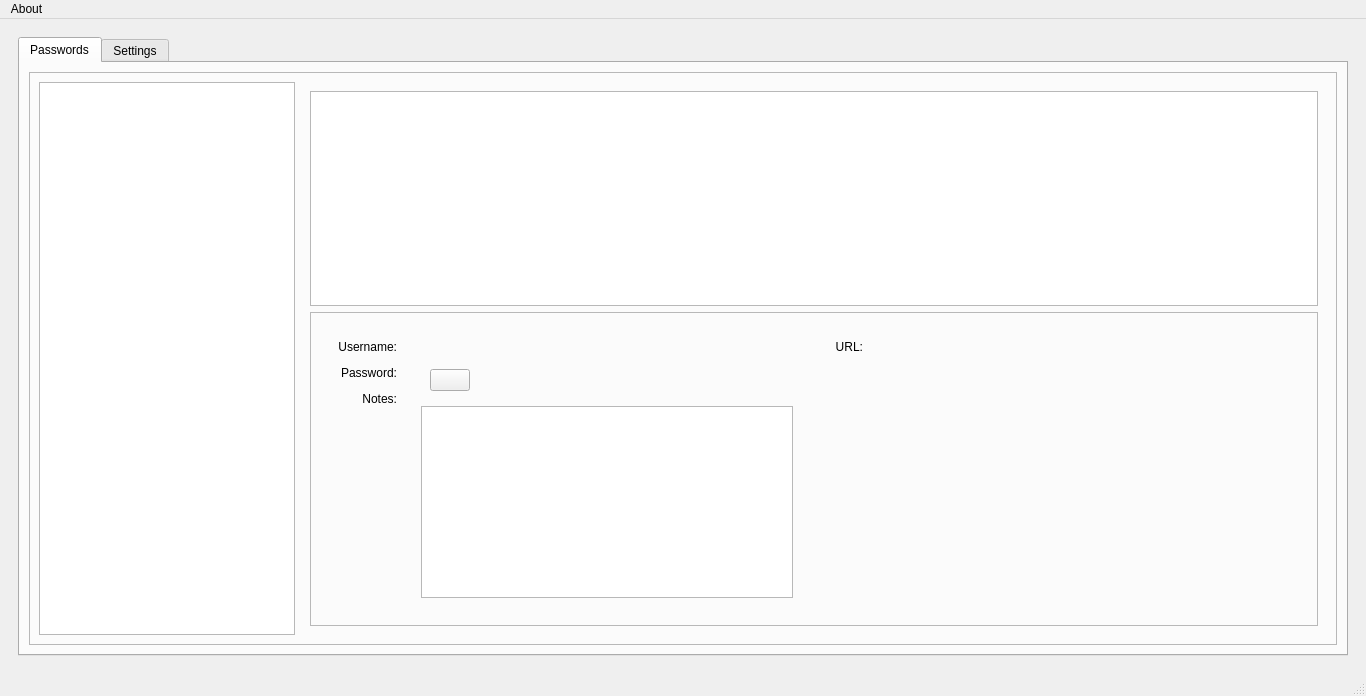
Above: pyside6_ui/main.ui from NewGuy103/PasswordManagerClient before the change. Below: the same form after it.
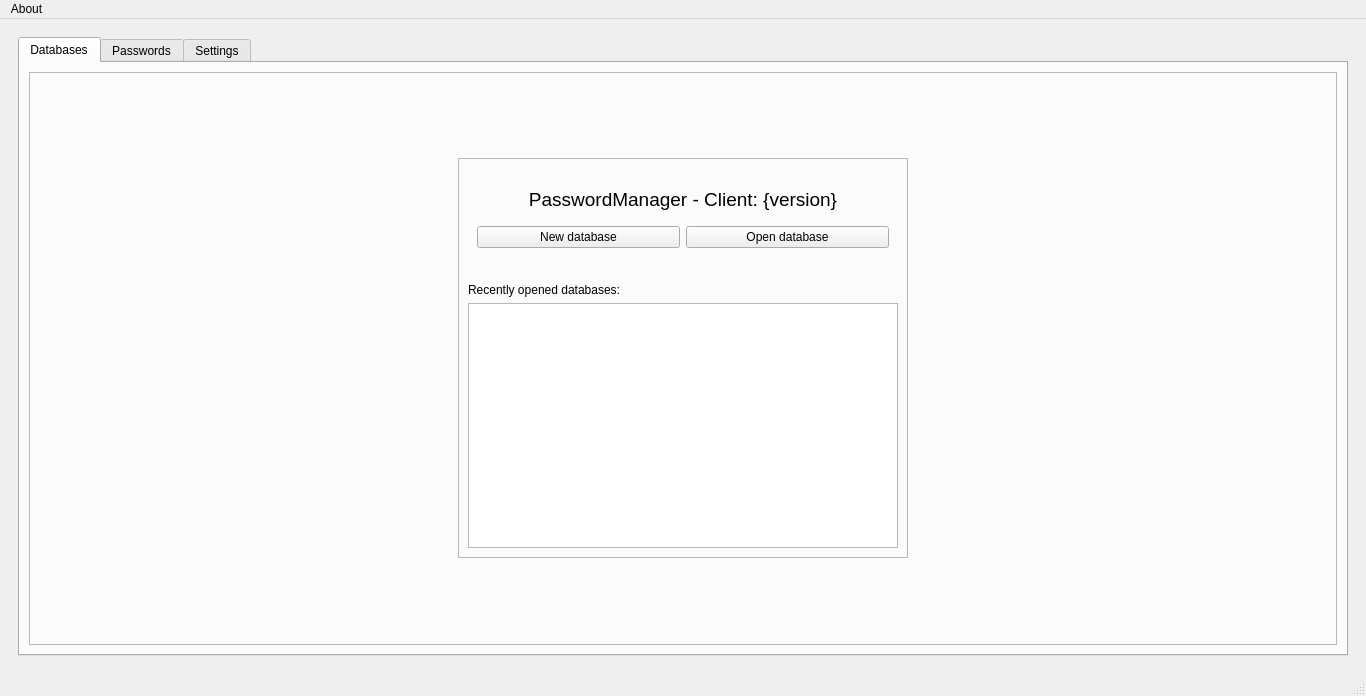
That is the form after the change. Icons and pictures are not drawn.

Commit message: Add support for multiple databases with one open at a time

```diff
--- a/pyside6_ui/main.ui
+++ b/pyside6_ui/main.ui
@@ -154,6 +154,144 @@
           <property name="currentIndex">
            <number>0</number>
           </property>
+          <widget class="QWidget" name="databasesTab">
+           <attribute name="title">
+            <string>Databases</string>
+           </attribute>
+           <layout class="QHBoxLayout" name="horizontalLayout_9">
+            <item>
+             <widget class="QFrame" name="databasesTabFrame">
+              <property name="frameShape">
+               <enum>QFrame::Shape::StyledPanel</enum>
+              </property>
+              <property name="frameShadow">
+               <enum>QFrame::Shadow::Raised</enum>
+              </property>
+              <layout class="QHBoxLayout" name="horizontalLayout_11">
+               <item alignment="Qt::AlignmentFlag::AlignHCenter|Qt::AlignmentFlag::AlignVCenter">
+                <widget class="QFrame" name="databasesTabInfoFrame">
+                 <property name="minimumSize">
+                  <size>
+                   <width>450</width>
+                   <height>400</height>
+                  </size>
+                 </property>
+                 <property name="frameShape">
+                  <enum>QFrame::Shape::StyledPanel</enum>
+                 </property>
+                 <property name="frameShadow">
+                  <enum>QFrame::Shadow::Raised</enum>
+                 </property>
+                 <layout class="QVBoxLayout" name="verticalLayout_9">
+                  <item>
+                   <spacer name="verticalSpacer_5">
+                    <property name="orientation">
+                     <enum>Qt::Orientation::Vertical</enum>
+                    </property>
+                    <property name="sizeType">
+                     <enum>QSizePolicy::Policy::Maximum</enum>
+                    </property>
+                    <property name="sizeHint" stdset="0">
+                     <size>
+                      <width>20</width>
+                      <height>20</height>
+                     </size>
+                    </property>
+                   </spacer>
+                  </item>
+                  <item>
+                   <widget class="QLabel" name="databasesTitleLabel">
+                    <property name="sizePolicy">
+                     <sizepolicy hsizetype="Preferred" vsizetype="Maximum">
+                      <horstretch>0</horstretch>
+                      <verstretch>0</verstretch>
+                     </sizepolicy>
+                    </property>
+                    <property name="font">
+                     <font>
+                      <pointsize>14</pointsize>
+                     </font>
+                    </property>
+                    <property name="text">
+                     <string>PasswordManager - Client: {version}</string>
+                    </property>
+                    <property name="alignment">
+                     <set>Qt::AlignmentFlag::AlignCenter</set>
+                    </property>
+                   </widget>
+                  </item>
+                  <item>
+                   <widget class="QWidget" name="databasesTabButtonsWidget" native="true">
+                    <property name="sizePolicy">
+                     <sizepolicy hsizetype="Preferred" vsizetype="Maximum">
+                      <horstretch>0</horstretch>
+                      <verstretch>0</verstretch>
+                     </sizepolicy>
+                    </property>
+                    <layout class="QHBoxLayout" name="horizontalLayout_12">
+                     <item>
+                      <widget class="QPushButton" name="databasesNewDatabaseButton">
+                       <property name="text">
+                        <string>New database</string>
+                       </property>
+                       <property name="icon">
+                        <iconset theme="QIcon::ThemeIcon::DocumentNew"/>
+                       </property>
+                      </widget>
+                     </item>
+                     <item>
+                      <widget class="QPushButton" name="databasesOpenDatabaseButton">
+                       <property name="text">
+                        <string>Open database</string>
+                       </property>
+                       <property name="icon">
+                        <iconset theme="QIcon::ThemeIcon::DocumentOpen"/>
+                       </property>
+                      </widget>
+                     </item>
+                    </layout>
+                   </widget>
+                  </item>
+                  <item>
+                   <spacer name="verticalSpacer_4">
+                    <property name="orientation">
+                     <enum>Qt::Orientation::Vertical</enum>
+                    </property>
+                    <property name="sizeType">
+                     <enum>QSizePolicy::Policy::Minimum</enum>
+                    </property>
+                    <property name="sizeHint" stdset="0">
+                     <size>
+                      <width>20</width>
+                      <height>20</height>
+                     </size>
+                    </property>
+                   </spacer>
+                  </item>
+                  <item>
+                   <widget class="QLabel" name="databasesRecentlyOpenedLabel">
+                    <property name="sizePolicy">
+                     <sizepolicy hsizetype="Preferred" vsizetype="Maximum">
+                      <horstretch>0</horstretch>
+                      <verstretch>0</verstretch>
+                     </sizepolicy>
+                    </property>
+                    <property name="text">
+                     <string>Recently opened databases:</string>
+                    </property>
+                   </widget>
+                  </item>
+                  <item>
+                   <widget class="QListView" name="recentlyOpenedDatabasesListView"/>
+                  </item>
+                 </layout>
+                </widget>
+               </item>
+              </layout>
+             </widget>
+            </item>
+           </layout>
+          </widget>
           <widget class="QWidget" name="passwordsTab">
            <attribute name="title">
             <string>Passwords</string>
@@ -184,6 +322,9 @@
                <item>
                 <widget class="QWidget" name="passwordEntriesWidget" native="true">
                  <layout class="QVBoxLayout" name="verticalLayout_8">
+                  <property name="topMargin">
+                   <number>0</number>
+                  </property>
                   <item>
                    <widget class="QTableView" name="passwordEntriesTableView">
                     <property name="sizePolicy">
```
Left out of the diff: 5 changed lines with no effect on the pictures. The commit also changes 10 other files.
